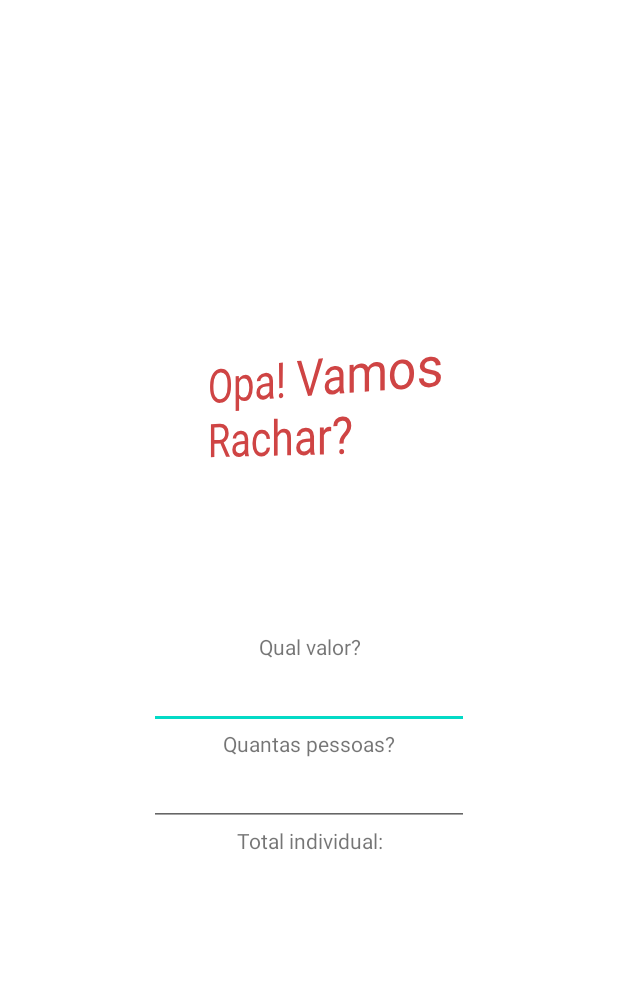
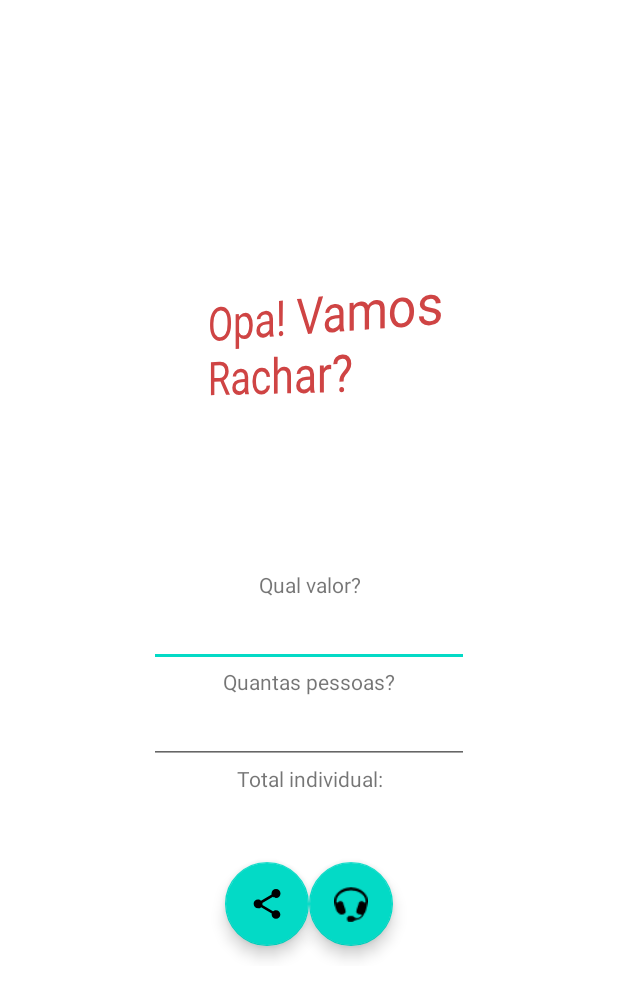
Before and after one commit to 0anac0/vamos-rachar, an Android app: the MainActivity screen opened directly, with no data from a screen before it, on a phone screen of 412 x 824 dp. Shown: the top 998 px of the screen. Run offline under Robolectric (Android 15) with nearby library versions, the phone set to English and light mode, and no system bars.

Commit message:
implemented tts and share

```diff
--- a/app/src/main/java/com/example/vamosrachar/MainActivity.java
+++ b/app/src/main/java/com/example/vamosrachar/MainActivity.java
@@ -2,27 +2,62 @@ package com.example.vamosrachar;
 
 
 
+import android.content.Intent;
+import android.speech.tts.TextToSpeech;
 import android.text.Editable;
 import android.text.TextWatcher;
+import android.view.View;
 import android.widget.EditText;
 import android.widget.TextView;
 import androidx.appcompat.app.AppCompatActivity;
 
 import android.os.Bundle;
+import android.widget.Toast;
 
-public class MainActivity extends AppCompatActivity {
+import com.google.android.material.floatingactionbutton.FloatingActionButton;
+
+public class MainActivity extends AppCompatActivity implements TextToSpeech.OnInitListener {
 
     EditText oper1, oper2;
     TextView result;
+    FloatingActionButton float_share, float_tocar;
+    TextToSpeech ttsPlayer;
+
+    protected void onActivityResult(int requestCode, int resultCode, Intent data){
+
+        super.onActivityResult(requestCode, resultCode, data);
+        if (requestCode == 1122) {
+            if (resultCode == TextToSpeech.Engine.CHECK_VOICE_DATA_PASS) {
+                // the user has the necessary data - create the TTS
+                ttsPlayer = new TextToSpeech(this, this);
+            } else {
+                // no data - install it now
+                Intent installTTSIntent = new Intent();
+                installTTSIntent
+                        .setAction(TextToSpeech.Engine.ACTION_INSTALL_TTS_DATA);
+                startActivity(installTTSIntent);
+            }
+        }
+    }
+
     @Override
     protected void onCreate(Bundle savedInstanceState) {
         super.onCreate(savedInstanceState);
         setContentView(R.layout.activity_main);
-
         oper1= (EditText) findViewById(R.id.editTextNumber);
         oper2= (EditText) findViewById(R.id.editTextNumber2);
         result= (TextView) findViewById(R.id.result);
-        oper2.addTextChangedListener(new TextWatcher() {
+        float_tocar = (FloatingActionButton) findViewById(R.id.tocarButton);
+        float_share = (FloatingActionButton) findViewById(R.id.shareButton);
+
+
+        Intent checkTTSIntent = new Intent ();
+        checkTTSIntent.setAction(TextToSpeech.Engine.ACTION_CHECK_TTS_DATA);
+        startActivityForResult(checkTTSIntent, 1122);
+
+
+
+            oper2.addTextChangedListener(new TextWatcher() {
             @Override
             public void beforeTextChanged(final CharSequence s, final int start, final int count, final int after) {
 
@@ -46,7 +81,39 @@ public class MainActivity extends AppCompatActivity {
 
             }
         });
+
+        float_share.setOnClickListener(new View.OnClickListener() {
+            public void onClick(View view) {
+                String text = "Oi gente, o total de " +oper1.getText().toString() + " dividido pra "+
+                        oper2.getText().toString()+ " pessoas deu " + result.getText().toString()+ "!";
+                Intent intent = new Intent (Intent.ACTION_SEND);
+                intent.setType("text/plain");
+                intent.putExtra(Intent.EXTRA_TEXT,text);
+                startActivity(Intent.createChooser(intent, "escolhe o método de compartilhamento!"));
+            };
+        });
+
+
+        float_tocar.setOnClickListener(new View.OnClickListener() {
+            public void onClick(View view) {
+                String text = "Valor individual de " +result.getText().toString()+ " por pessoa!";
+                if (ttsPlayer!=null) {
+                    ttsPlayer.speak(text, TextToSpeech.QUEUE_FLUSH, null, "ID1");
+                }
+
+            };
+        });
     }
 
-
+    @Override
+    public void onInit(int initStatus) {
+        // checando a inicialização
+        if (initStatus == TextToSpeech.SUCCESS) {
+            Toast.makeText(this, "TTS ativado...",
+                    Toast.LENGTH_LONG).show();
+        } else if (initStatus == TextToSpeech.ERROR) {
+            Toast.makeText(this, "Sem TTS habilitado...",
+                    Toast.LENGTH_LONG).show();
+        }
+    }
 }
--- a/app/src/main/res/layout/activity_main.xml
+++ b/app/src/main/res/layout/activity_main.xml
@@ -67,6 +67,35 @@
             android:layout_height="wrap_content"
             android:gravity="center"
             android:textSize="24sp" />
+
+    </LinearLayout>
+
+    <LinearLayout
+        android:layout_width="match_parent"
+        android:layout_height="wrap_content"
+        android:baselineAligned="true"
+        android:clipChildren="false"
+        android:clipToPadding="false"
+        android:gravity="center_horizontal"
+        android:orientation="horizontal"
+        android:padding="20px">
+
+        <com.google.android.material.floatingactionbutton.FloatingActionButton
+            android:id="@+id/shareButton"
+            android:layout_width="wrap_content"
+            android:layout_height="wrap_content"
+            android:layout_weight="1"
+            android:clickable="true"
+            app:srcCompat="?attr/actionModeShareDrawable" />
+
+        <com.google.android.material.floatingactionbutton.FloatingActionButton
+            android:id="@+id/tocarButton"
+            android:layout_width="wrap_content"
+            android:layout_height="wrap_content"
+            android:layout_weight="1"
+            android:clickable="true"
+            app:srcCompat="@android:drawable/stat_sys_headset" />
+
     </LinearLayout>
 
 </LinearLayout>
```
